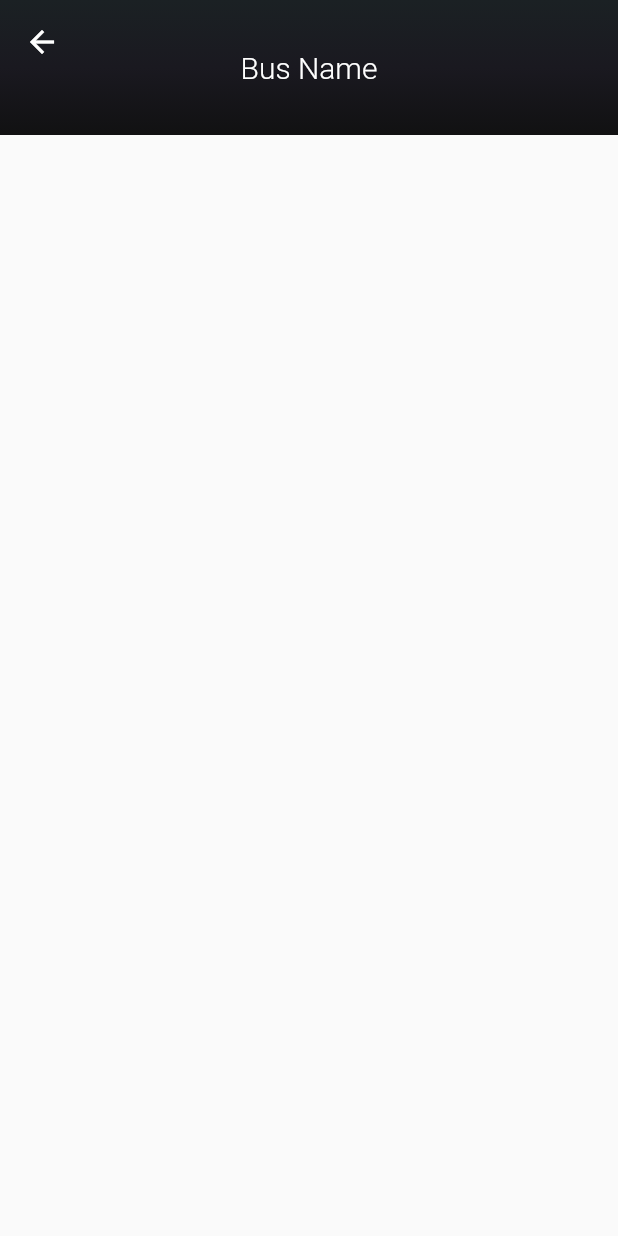
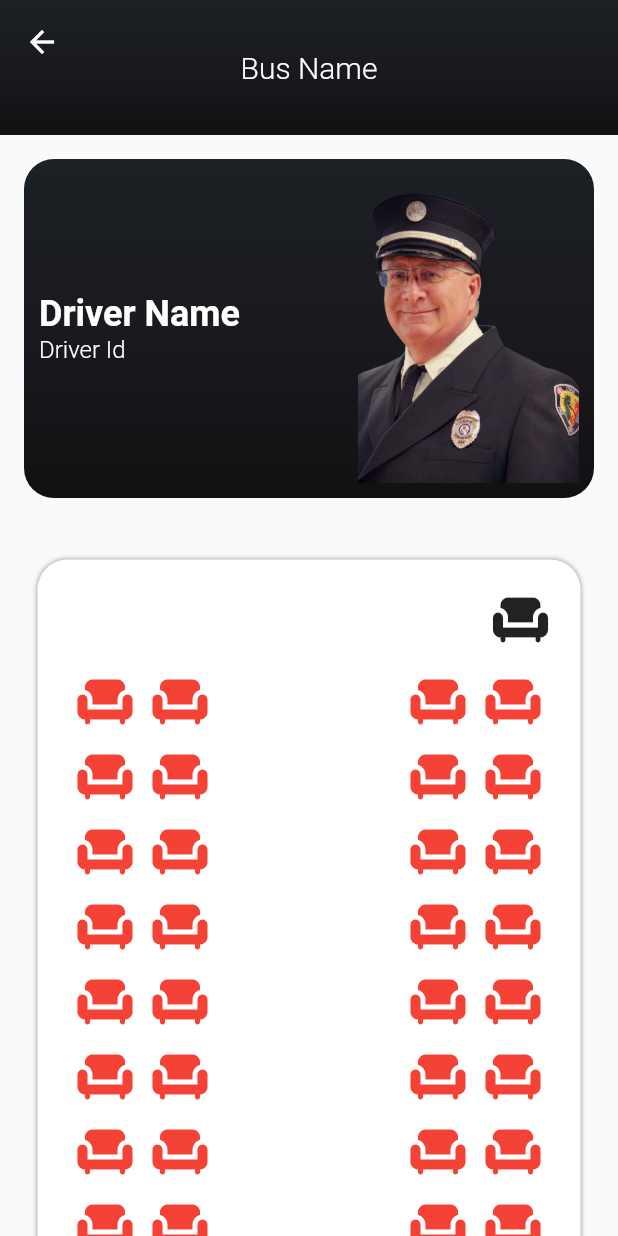
Before and after one commit to Amal-pk/Bus_App, a Flutter app: the HomePage screen opened directly, after a tap on "Manage", on a phone screen of 412 x 824 dp. Run offline on Flutter 3.47's test engine with Material 2 defaults, Android fonts, the phone set to English and light mode, and no system bars; our stand-ins replace dio, shared_preferences; accounts and stored records are empty.

Commit message:
Bus_Details

```diff
--- a/lib/app/Bus_Details/Details_Controller/details_controller.dart
+++ b/lib/app/Bus_Details/Details_Controller/details_controller.dart
@@ -0,0 +1,5 @@
+import 'package:flutter/material.dart';
+
+class DetailsController extends ChangeNotifier {
+  twoOrThree(){}
+}
--- a/lib/app/Bus_Details/View/bus_details.dart
+++ b/lib/app/Bus_Details/View/bus_details.dart
@@ -1,7 +1,14 @@
 import 'package:flutter/material.dart';
+import 'package:noviindus/app/Bus_Details/View/widget/driver_container.dart';
+import 'package:noviindus/app/Bus_Details/View/widget/seat_container.dart';
+import 'package:noviindus/app/Bus_Details/View/widget/seat_container3.dart';
 
 class BusManage extends StatelessWidget {
-  const BusManage({super.key});
+  const BusManage({
+    super.key,
+    required this.seat,
+  });
+  final String seat;
 
   @override
   Widget build(BuildContext context) {
@@ -53,6 +60,12 @@ class BusManage extends StatelessWidget {
             child: ListView(
               shrinkWrap: true,
               primary: false,
+              children: [
+                const DriverContainer(),
+                seat == 'Two Seat'
+                    ? const TwoSeatContainer()
+                    : const ThreeSeatContainer(),
+              ],
             ),
           ),
         ],
--- /dev/null
+++ b/lib/app/Bus_Details/View/widget/driver_container.dart
@@ -0,0 +1,59 @@
+import 'package:flutter/material.dart';
+
+class DriverContainer extends StatelessWidget {
+  const DriverContainer({super.key});
+
+  @override
+  Widget build(BuildContext context) {
+    final wid = MediaQuery.of(context).size.width;
+    final high = MediaQuery.of(context).size.height;
+    return Container(
+      margin: const EdgeInsets.all(16),
+      padding: const EdgeInsets.all(10),
+      decoration: BoxDecoration(
+        gradient: const LinearGradient(
+          colors: [
+            Color.fromARGB(255, 27, 33, 36),
+            Color.fromARGB(255, 26, 25, 32),
+            Color.fromARGB(255, 17, 17, 18),
+          ],
+          end: Alignment.bottomCenter,
+          begin: Alignment.topCenter,
+        ),
+        borderRadius: BorderRadius.circular(20),
+      ),
+      child: Row(
+        mainAxisAlignment: MainAxisAlignment.spaceBetween,
+        children: [
+          Column(
+            crossAxisAlignment: CrossAxisAlignment.start,
+            children: const [
+              Text(
+                "Driver Name",
+                style: TextStyle(
+                  fontSize: 24,
+                  color: Colors.white,
+                  fontWeight: FontWeight.bold,
+                ),
+              ),
+              Text(
+                "Driver Id",
+                style: TextStyle(
+                  fontSize: 16,
+                  color: Colors.white,
+                  fontWeight: FontWeight.w300,
+                ),
+              ),
+            ],
+          ),
+          Image(
+            image: const AssetImage(
+              "asset/image/Clay_Trevenen-removebg-preview.png",
+            ),
+            height: high / 4,
+          )
+        ],
+      ),
+    );
+  }
+}
--- /dev/null
+++ b/lib/app/Bus_Details/View/widget/seat_container.dart
@@ -0,0 +1,77 @@
+import 'package:flutter/material.dart';
+
+class TwoSeatContainer extends StatelessWidget {
+  const TwoSeatContainer({super.key});
+
+  @override
+  Widget build(BuildContext context) {
+    return Container(
+      margin: const EdgeInsets.all(25),
+      padding: const EdgeInsets.all(20),
+      decoration: BoxDecoration(
+        borderRadius: BorderRadius.circular(20),
+        color: Colors.white,
+        boxShadow: const [
+          BoxShadow(
+            blurRadius: 2,
+            color: Colors.grey,
+          )
+        ],
+      ),
+      child: Column(
+        crossAxisAlignment: CrossAxisAlignment.end,
+        children: [
+          const Icon(
+            Icons.chair,
+            size: 40,
+          ),
+          const SizedBox(
+            height: 10,
+          ),
+          Row(
+            mainAxisAlignment: MainAxisAlignment.spaceBetween,
+            children: [
+              SizedBox(
+                width: 100,
+                child: GridView.builder(
+                  shrinkWrap: true,
+                  primary: false,
+                  gridDelegate: const SliverGridDelegateWithFixedCrossAxisCount(
+                    crossAxisCount: 2,
+                  ),
+                  itemCount: 20,
+                  itemBuilder: (context, index) {
+                    return const Icon(
+                      Icons.chair,
+                      color: Colors.red,
+                      size: 40,
+                    );
+                  },
+                ),
+              ),
+              SizedBox(
+                // margin: const EdgeInsets.all(20),
+                width: 100,
+                child: GridView.builder(
+                  shrinkWrap: true,
+                  primary: false,
+                  gridDelegate: const SliverGridDelegateWithFixedCrossAxisCount(
+                    crossAxisCount: 2,
+                  ),
+                  itemCount: 20,
+                  itemBuilder: (context, index) {
+                    return const Icon(
+                      Icons.chair,
+                      color: Colors.red,
+                      size: 40,
+                    );
+                  },
+                ),
+              ),
+            ],
+          )
+        ],
+      ),
+    );
+  }
+}
--- a/lib/app/Home/Controller/homepage_controller.dart
+++ b/lib/app/Home/Controller/homepage_controller.dart
@@ -1,11 +1,16 @@
+import 'dart:developer';
+
 import 'package:flutter/material.dart';
 import 'package:noviindus/app/Bus_Details/View/bus_details.dart';
 
 class HomePageController extends ChangeNotifier {
-  busManage(BuildContext context) {
+  busManage(BuildContext context, String seat) {
+    log(seat);
     Navigator.of(context).push(
       MaterialPageRoute(
-        builder: (context) => const BusManage(),
+        builder: (context) => BusManage(
+          seat: seat,
+        ),
       ),
     );
   }
--- a/lib/app/Home/View/homepage.dart
+++ b/lib/app/Home/View/homepage.dart
@@ -1,4 +1,5 @@
 import 'package:flutter/material.dart';
+import 'package:noviindus/app/Bus_Details/Details_Controller/details_controller.dart';
 import 'package:noviindus/app/Home/Controller/homepage_controller.dart';
 import 'package:noviindus/app/Home/View/widget/containers.dart';
 import 'package:provider/provider.dart';
@@ -100,10 +101,15 @@ class HomePage extends StatelessWidget {
                             backgroundColor: Colors.red,
                           ),
                           title: const Text("Bus"),
-                          subtitle: const Text("Name"),
+                          subtitle: index.isEven
+                              ? const Text("Two Seat")
+                              : const Text("Three Seat"),
                           trailing: ElevatedButton(
                             onPressed: () {
-                              controller.busManage(context);
+                              controller.busManage(
+                                context,
+                                index.isEven ? 'Two Seat' : 'Three Seat',
+                              );
                             },
                             child: const Text("Manage"),
                           ),
--- a/lib/main.dart
+++ b/lib/main.dart
@@ -1,4 +1,5 @@
 import 'package:flutter/material.dart';
+import 'package:noviindus/app/Bus_Details/Details_Controller/details_controller.dart';
 import 'package:noviindus/app/Home/Controller/homepage_controller.dart';
 import 'package:noviindus/app/Login/Controller/login_controller.dart';
 import 'package:noviindus/app/Splash/Controller/splash_controller.dart';
@@ -25,6 +26,9 @@ class MyApp extends StatelessWidget {
         ChangeNotifierProvider(
           create: (context) => HomePageController(),
         ),
+        ChangeNotifierProvider(
+          create: (context) => DetailsController(),
+        ),
       ],
       child: MaterialApp(
           debugShowCheckedModeBanner: false,
```
Also changed, not shown: lib/app/Bus_Details/View/widget/seat_container3.dart (added, +77 -0 lines), lib/app/Login/View/login.dart (+4 -4 lines).
